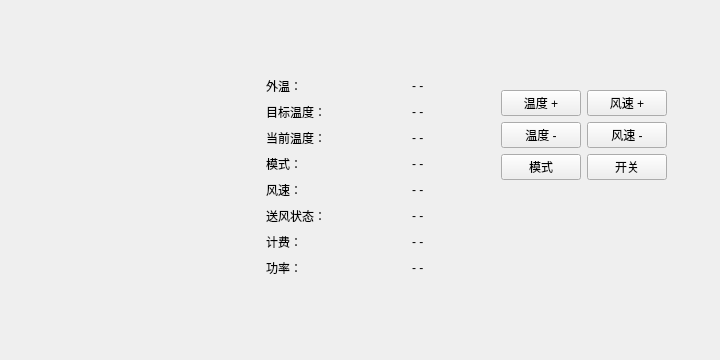
This is src/client/panel.ui in Connor1996/Distributed-Air-Conditioning-System as Qt 5 draws it before an edit. The edited form follows.
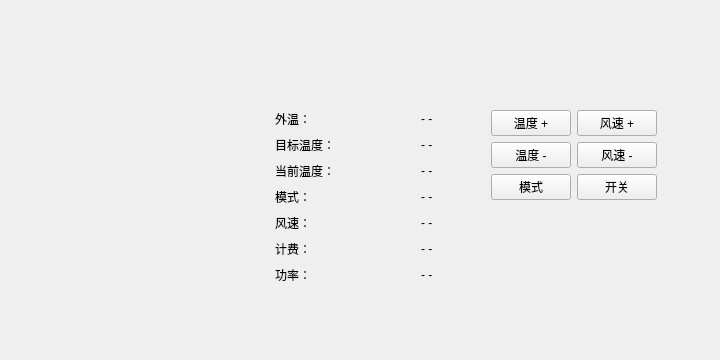
This is the edited form.

Commit message: ui is more flexiable, quit when server crashes

The edit to the form file:
```diff
--- a/src/client/panel.ui
+++ b/src/client/panel.ui
@@ -16,24 +16,11 @@
   <property name="styleSheet">
    <string notr="true">font: 75 12pt &quot;等线&quot;;</string>
   </property>
+  <layout class="QVBoxLayout" name="verticalLayout_10">
+   <item>
   <widget class="QWidget" name="widget" native="true">
-   <property name="geometry">
-    <rect>
-     <x>0</x>
-     <y>0</y>
-     <width>720</width>
-     <height>360</height>
-    </rect>
-   </property>
-   <widget class="QWidget" name="">
-    <property name="geometry">
-     <rect>
-      <x>0</x>
-      <y>0</y>
-      <width>711</width>
-      <height>361</height>
-     </rect>
-    </property>
+     <layout class="QHBoxLayout" name="horizontalLayout_12">
+      <item>
     <layout class="QHBoxLayout" name="horizontalLayout_11">
      <item>
       <spacer name="horizontalSpacer_9">
@@ -126,7 +113,7 @@
        </item>
        <item>
         <widget class="QWidget" name="illustrationWidget" native="true">
-         <widget class="QWidget" name="">
+            <widget class="QWidget" name="layoutWidget">
           <property name="geometry">
            <rect>
             <x>0</x>
@@ -307,35 +294,7 @@
               </layout>
              </item>
              <item>
-              <layout class="QHBoxLayout" name="horizontalLayout_3">
-               <item>
-                <widget class="QLabel" name="label_8">
-                 <property name="text">
-                  <string>送风状态：</string>
-                 </property>
-                </widget>
-               </item>
-               <item>
-                <spacer name="horizontalSpacer_6">
-                 <property name="orientation">
-                  <enum>Qt::Horizontal</enum>
-                 </property>
-                 <property name="sizeHint" stdset="0">
-                  <size>
-                   <width>40</width>
-                   <height>20</height>
-                  </size>
-                 </property>
-                </spacer>
-               </item>
-               <item>
-                <widget class="QLabel" name="working">
-                 <property name="text">
-                  <string>- -</string>
-                 </property>
-                </widget>
-               </item>
-              </layout>
+                 <layout class="QHBoxLayout" name="horizontalLayout_3"/>
              </item>
              <item>
               <layout class="QHBoxLayout" name="horizontalLayout_2">
@@ -475,10 +434,22 @@
          <property name="enabled">
           <bool>true</bool>
          </property>
-         <widget class="QWidget" name="">
+            <property name="minimumSize">
+             <size>
+              <width>165</width>
+              <height>165</height>
+             </size>
+            </property>
+            <property name="maximumSize">
+             <size>
+              <width>16777215</width>
+              <height>16777215</height>
+             </size>
+            </property>
+            <widget class="QWidget" name="layoutWidget">
           <property name="geometry">
            <rect>
-            <x>10</x>
+               <x>0</x>
             <y>0</y>
             <width>166</width>
             <height>189</height>
@@ -524,6 +495,9 @@
                 <layout class="QVBoxLayout" name="verticalLayout_3">
                  <item>
                   <widget class="QPushButton" name="windUp">
+                      <property name="enabled">
+                       <bool>true</bool>
+                      </property>
                    <property name="text">
                     <string>风速 +</string>
                    </property>
@@ -612,23 +586,11 @@
       </spacer>
      </item>
     </layout>
-   </widget>
-   <zorder>viewer</zorder>
-   <zorder>illustrationWidget</zorder>
-   <zorder>controller</zorder>
-   <zorder>illustrationWidget</zorder>
-   <zorder>controller</zorder>
-   <zorder>verticalSpacer_5</zorder>
-   <zorder>verticalSpacer_6</zorder>
-   <zorder>verticalSpacer_7</zorder>
-   <zorder>verticalSpacer_8</zorder>
-   <zorder>verticalSpacer_9</zorder>
-   <zorder>verticalSpacer_10</zorder>
-   <zorder>horizontalSpacer_9</zorder>
-   <zorder>horizontalSpacer_10</zorder>
-   <zorder>horizontalSpacer_11</zorder>
-   <zorder>horizontalSpacer_12</zorder>
-  </widget>
+      </item>
+     </layout>
+    </widget>
+   </item>
+  </layout>
  </widget>
  <resources/>
  <connections/>
```
Lines whose indentation alone changed are shown as unchanged. The commit also changes 5 other files.
